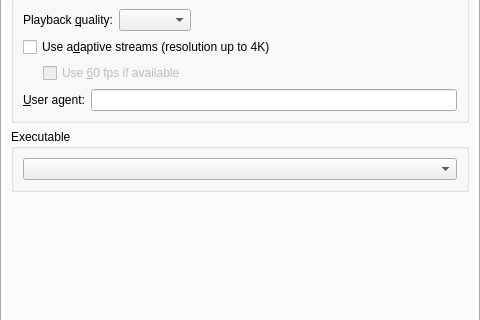
The window that src/prefnetwork.ui (smplayer-dev/smplayer) describes before a commit, drawn with Qt 5; both pictures show x 0 to 480 and y 111 to 431 of the 480 by 514 pixel window.
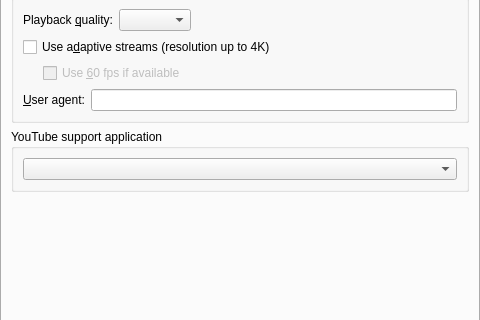
The same window after the commit.

```diff
--- a/src/prefnetwork.ui
+++ b/src/prefnetwork.ui
@@ -217,7 +217,7 @@
        <item>
         <widget class="QGroupBox" name="groupBox_2">
          <property name="title">
-          <string>Executable</string>
+          <string>YouTube support application</string>
          </property>
          <layout class="QVBoxLayout" name="verticalLayout_7">
           <item>
```
